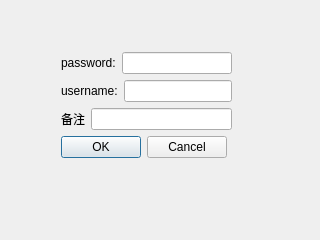
First picture: the form in Qt/NewFileDialog.ui, repository yuanLink/OurKeyPass, before the edit.
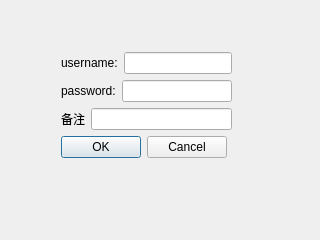
Second picture: the form after the edit.

What changed in the file:
```diff
--- a/Qt/NewFileDialog.ui
+++ b/Qt/NewFileDialog.ui
@@ -32,7 +32,7 @@
           <item>
            <widget class="QLabel" name="label_2">
             <property name="text">
-             <string>password:</string>
+             <string>username:</string>
             </property>
             <property name="buddy">
              <cstring>userNameInput</cstring>
@@ -49,7 +49,7 @@
           <item>
            <widget class="QLabel" name="label">
             <property name="text">
-             <string>username:</string>
+             <string>password:</string>
             </property>
             <property name="buddy">
              <cstring>userPasswordInput</cstring>
```
